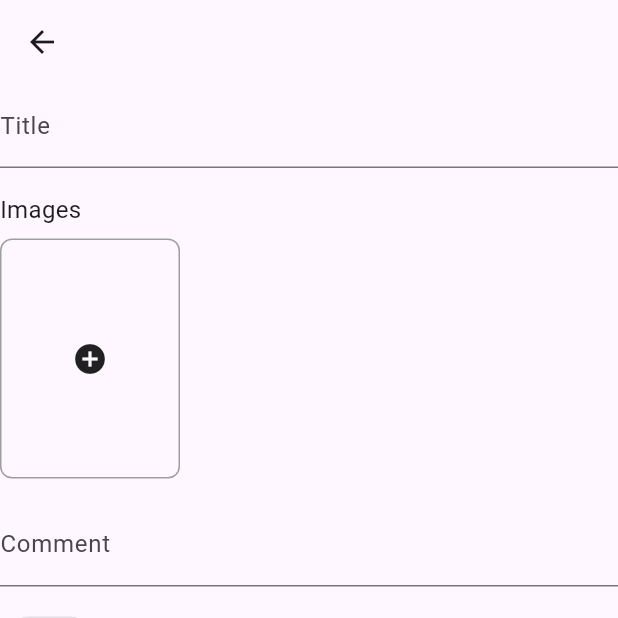
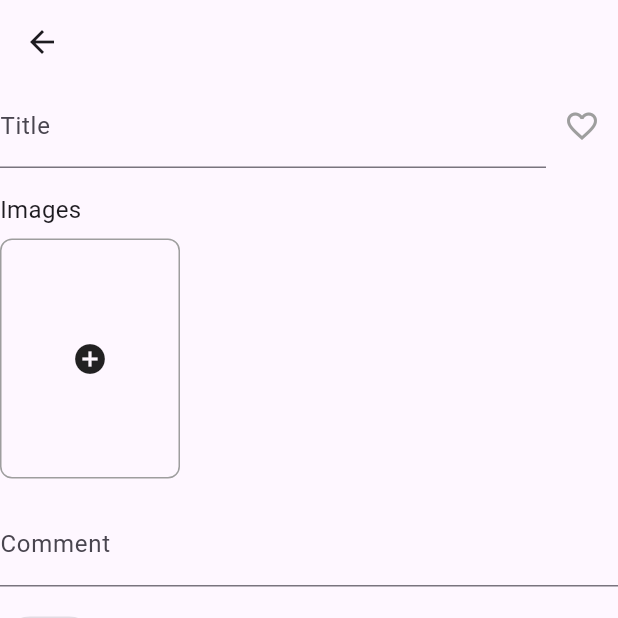
Before and after one commit to hirashain/movie_log, a Flutter app: the MovieAddition screen opened directly, on a phone screen of 412 x 824 dp, the top half of it. Run offline on Flutter 3.47's test engine with Material 3 defaults, Android fonts, the phone set to English and light mode, and no system bars; our stand-ins replace image_picker.

Commit message:
お気に入りを入力できるようにした

```diff
--- a/lib/models/movie.dart
+++ b/lib/models/movie.dart
@@ -5,8 +5,13 @@ class Movie {
   final String title;
   final File? image;
   final String? comment;
+  final bool isFavorite;
 
-  Movie({required this.title, this.image, this.comment});
+  Movie(
+      {required this.title,
+      this.image,
+      this.comment,
+      required this.isFavorite});
 }
 
 class MovieProvider with ChangeNotifier {
--- a/lib/screens/add_movie.dart
+++ b/lib/screens/add_movie.dart
@@ -18,6 +18,7 @@ class MovieAdditionState extends State<MovieAddition> {
   final TextEditingController _commentController = TextEditingController();
   File? _selectedImage;
   bool _isButtonEnabled = false;
+  bool _isFavorite = false;
 
   // ウィジェットが作成されたときに一回だけ呼び出される
   @override
@@ -61,8 +62,11 @@ class MovieAdditionState extends State<MovieAddition> {
       return;
     }
 
-    final newMovie =
-        Movie(title: title, image: _selectedImage, comment: comment);
+    final newMovie = Movie(
+        title: title,
+        image: _selectedImage,
+        comment: comment,
+        isFavorite: _isFavorite);
     context.read<MovieProvider>().addMovieList(newMovie);
   }
 
@@ -73,10 +77,27 @@ class MovieAdditionState extends State<MovieAddition> {
         body: Column(
           crossAxisAlignment: CrossAxisAlignment.start,
           children: [
-            // タイトル
-            TextField(
-              controller: _titleController,
-              decoration: const InputDecoration(labelText: 'Title'),
+            Row(
+              mainAxisAlignment: MainAxisAlignment.spaceBetween,
+              children: [
+                Expanded(
+                  child: TextField(
+                    controller: _titleController,
+                    decoration: const InputDecoration(labelText: 'Title'),
+                  ),
+                ),
+                IconButton(
+                  icon: Icon(
+                    _isFavorite ? Icons.favorite : Icons.favorite_border,
+                    color: _isFavorite ? Colors.red : Colors.grey,
+                  ),
+                  onPressed: () {
+                    setState(() {
+                      _isFavorite = !_isFavorite;
+                    });
+                  },
+                ),
+              ],
             ),
             const SizedBox(height: 16),
 
```
Also changed, not shown: lib/screens/movie_detail.dart (+16 -3 lines).
